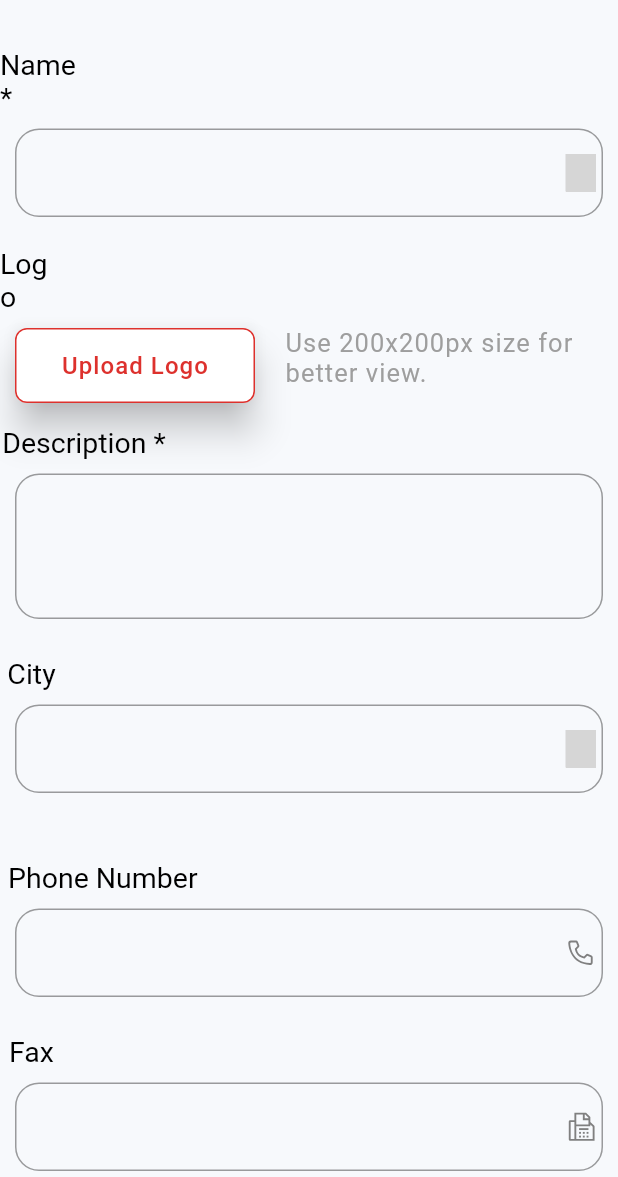
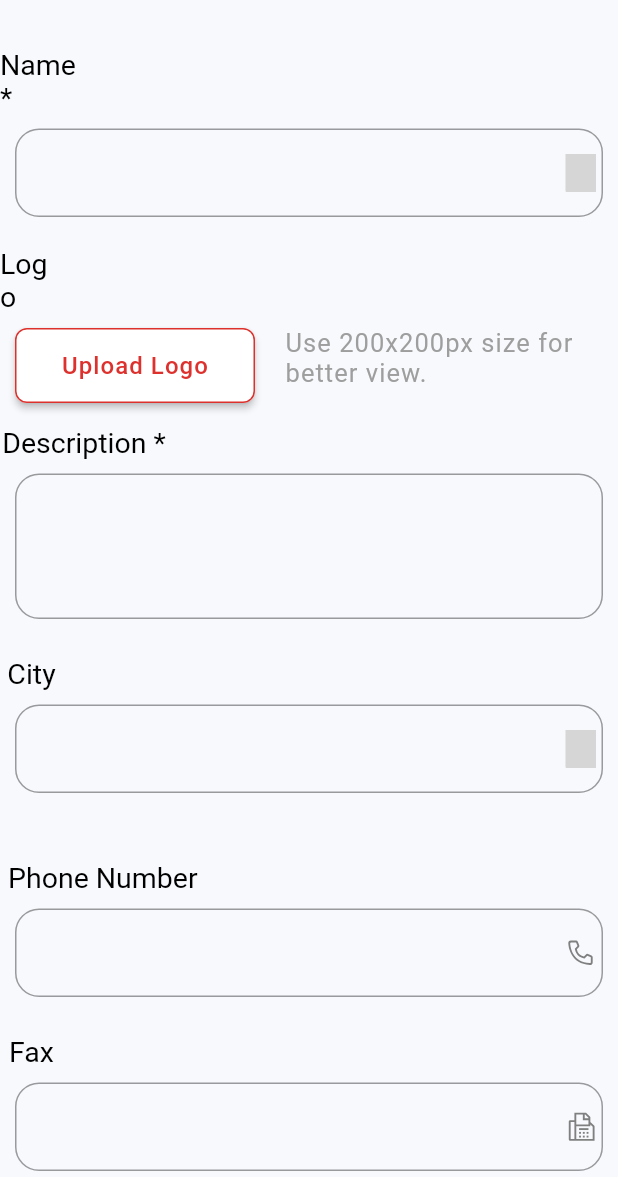
Before and after one commit to SujanthikaMorgan/employer, a Flutter app: the CreateCompany screen opened by its route, on a phone screen of 412 x 824 dp, the part 59-1236 px from its top. Run offline on Flutter 3.47's test engine with Material 2 defaults, Android fonts, the phone set to English and light mode, and no system bars; our stand-ins replace card_swiper, country_code_picker, flutter_screenutil, flutter_svg, intl_phone_field; missing offline and left inert: adobe_xd; Roboto replaces fonts that are missing (Poppins); grey boxes are pictures that could not be loaded.

Commit message:
UI changes added

```diff
--- a/lib/createCompany.dart
+++ b/lib/createCompany.dart
@@ -88,7 +88,7 @@ class _CreateCompanyState extends State<CreateCompany> {
                           style: ElevatedButton.styleFrom(
                             side: BorderSide(
                                 width: 1.0, color: const Color(0xffdd312d)),
-                            elevation: 10.0,
+
                             primary: Colors.white,
                             shape: RoundedRectangleBorder(
                               borderRadius: BorderRadius.circular(8.0),
--- a/lib/job.dart
+++ b/lib/job.dart
@@ -223,7 +223,7 @@ class _JobState extends State<Job> {
                           style: ElevatedButton.styleFrom(
                             side: BorderSide(
                                 width: 1.0, color: const Color(0xffdd312d)),
-                            elevation: 10.0,
+
                             primary: Colors.white,
                             shape: RoundedRectangleBorder(
                               borderRadius: BorderRadius.circular(8.0),
@@ -385,7 +385,7 @@ class _JobState extends State<Job> {
                           style: ElevatedButton.styleFrom(
                             side: BorderSide(
                                 width: 1.0, color: const Color(0xffdd312d)),
-                            elevation: 10.0,
+
                             primary: Colors.white,
                             shape: RoundedRectangleBorder(
                               borderRadius: BorderRadius.circular(8.0),
--- a/lib/paymentpage.dart
+++ b/lib/paymentpage.dart
@@ -1,6 +1,8 @@
 import 'package:flutter/cupertino.dart';
 import 'package:flutter/material.dart';
-import 'package:my_jobs_center/Screens/membership.dart';
+
+
+import 'membership.dart';
 
 class PaymentPage extends StatefulWidget {
   const PaymentPage({Key? key}) : super(key: key);
--- a/lib/widget/basicmembership.dart
+++ b/lib/widget/basicmembership.dart
@@ -1,7 +1,9 @@
 import 'package:flutter/cupertino.dart';
 import 'package:flutter/material.dart';
 import 'package:flutter_svg/flutter_svg.dart';
-import 'package:my_jobs_center/Screens/paymentpage.dart';
+
+
+import '../paymentpage.dart';
 
 class BasicMembership extends StatelessWidget {
   const BasicMembership({Key? key}) : super(key: key);
--- a/lib/widget/dropdownsearchwidget.dart
+++ b/lib/widget/dropdownsearchwidget.dart
@@ -46,7 +46,6 @@ class _DropDownSearchWidgetState extends State<DropDownSearchWidget> {
           ),
         ],
       )
-
     );
   }
 }
--- a/pubspec.yaml
+++ b/pubspec.yaml
@@ -33,6 +33,7 @@ dependencies:
   adobe_xd: ^2.0.0+1
   country_code_picker: ^2.0.2
   intl_phone_field: ^2.1.0
+  card_swiper: ^2.0.1
 
 
   # The following adds the Cupertino Icons font to your application.
```
Also changed, not shown: lib/membership.dart (+4 -3 lines), pubspec.lock.
